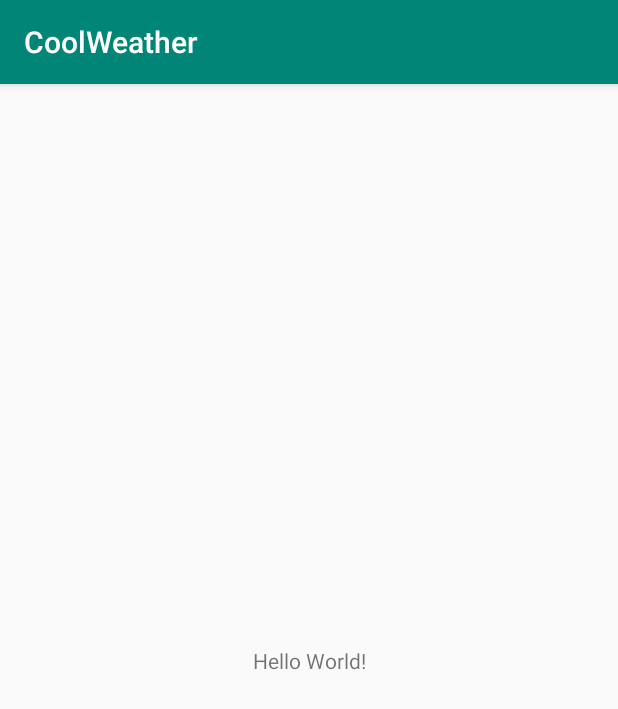
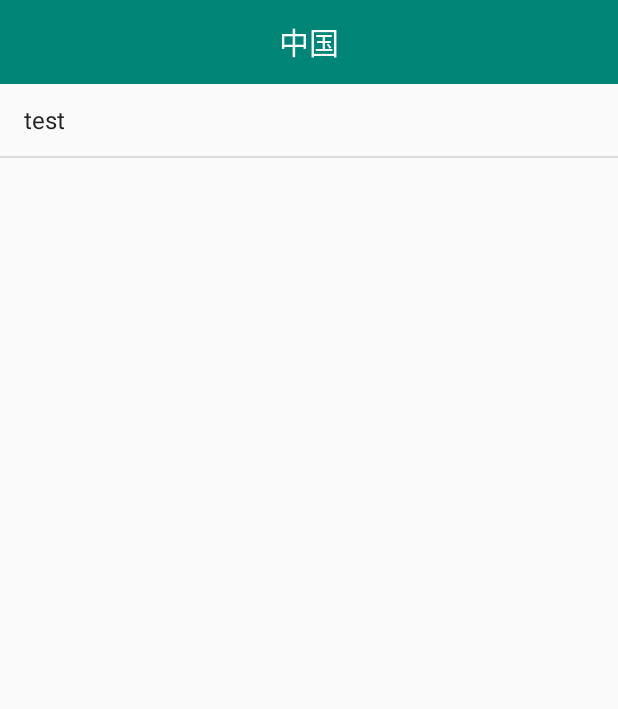
Before and after one commit to coder370/coolweather, an Android app: the screen it shows after launch (MainActivity), on a phone screen of 412 x 824 dp. Shown: the top 709 px of the screen. Run offline under Robolectric (Android 15) with nearby library versions, the phone set to English and light mode, and no system bars; libraries missing offline, so code that uses them is left out: org.litepal.crud; 3 statements that could not run were skipped.

Commit message:
完成遍历省市县三级列表的功能

```diff
--- a/app/src/main/java/com/example/coolweather/MainActivity.java
+++ b/app/src/main/java/com/example/coolweather/MainActivity.java
@@ -3,11 +3,13 @@ package com.example.coolweather;
 import androidx.appcompat.app.AppCompatActivity;
 
 import android.os.Bundle;
+import android.util.Log;
 
 public class MainActivity extends AppCompatActivity {
 
     @Override
     protected void onCreate(Bundle savedInstanceState) {
+        Log.d("TAG", "onCreate:");
         super.onCreate(savedInstanceState);
         setContentView(R.layout.activity_main);
     }
--- /dev/null
+++ b/app/src/main/java/com/example/coolweather/util/ChooseAreaFragment.java
@@ -0,0 +1,246 @@
+package com.example.coolweather.util;
+
+
+import android.app.ProgressDialog;
+import android.content.Context;
+import android.net.ConnectivityManager;
+import android.net.NetworkInfo;
+import android.os.Bundle;
+import android.util.Log;
+import android.view.LayoutInflater;
+import android.view.View;
+import android.view.ViewGroup;
+import android.widget.Adapter;
+import android.widget.AdapterView;
+import android.widget.ArrayAdapter;
+import android.widget.Button;
+import android.widget.ListView;
+import android.widget.TextView;
+import android.widget.Toast;
+
+import androidx.annotation.NonNull;
+import androidx.annotation.Nullable;
+import androidx.fragment.app.Fragment;
+
+import com.example.coolweather.R;
+import com.example.coolweather.db.City;
+import com.example.coolweather.db.County;
+import com.example.coolweather.db.Province;
+
+import org.litepal.crud.DataSupport;
+
+import java.io.IOException;
+import java.util.ArrayList;
+import java.util.List;
+
+import okhttp3.Call;
+import okhttp3.Callback;
+import okhttp3.Response;
+
+
+public class ChooseAreaFragment extends Fragment {
+    public static final int LEVEL_PROVINCE = 0 ;
+    public static final int LEVEL_CITY = 1 ;
+    public static final int LEVEL_COUNTY = 2 ;
+    private ProgressDialog progressDialog ;
+    private TextView titleText ;
+    private Button btn_back ;
+    private ListView listView ;
+    private ArrayAdapter<String> adapter ;
+    private List<String> dataList = new ArrayList<>() ;
+    private List<Province> provinceList ;
+    private List<City> cityList ;
+    private List<County> countyList ;
+    private Province selectedProvince ;
+    private City selectedCity ;
+    private County selectedCounty ;
+    private int currentLevel ;
+
+    private final String TAG = "TAG" ;
+    // 获取控件实例，初始化ArrayAdapter
+    @Nullable
+    @Override
+    public View onCreateView(@NonNull LayoutInflater inflater, @Nullable ViewGroup container, @Nullable Bundle savedInstanceState) {
+        View view = inflater.inflate(R.layout.choose_area,container,false) ;
+        titleText = (TextView) view.findViewById(R.id.titleText) ;
+        btn_back = (Button) view.findViewById(R.id.back_button) ;
+        listView = (ListView)view.findViewById(R.id.list_view) ;
+        dataList.add("test") ;
+        adapter = new ArrayAdapter<String>(getContext(),android.R.layout.simple_list_item_1,dataList) ;
+        listView.setAdapter(adapter);
+        return view ;
+    }
+
+    //
+    @Override
+    public void onActivityCreated(@Nullable Bundle savedInstanceState) {
+        super.onActivityCreated(savedInstanceState);
+        listView.setOnItemClickListener(new AdapterView.OnItemClickListener() {
+            @Override
+            public void onItemClick(AdapterView<?> parent, View view, int position, long id) {
+                if(currentLevel ==  LEVEL_PROVINCE){
+                    selectedProvince = provinceList.get(position) ;
+                    queryCities();
+                }else if(currentLevel == LEVEL_CITY) {
+                    selectedCity = cityList.get(position);
+                    queryCounties();
+                }
+            }
+        });
+        btn_back.setOnClickListener(new View.OnClickListener() {
+            @Override
+            public void onClick(View v) {
+                if(currentLevel==LEVEL_COUNTY){
+                    queryCities();
+                }else if (currentLevel==LEVEL_CITY){
+                    queryProvinces();
+                }
+            }
+        });
+        queryProvinces();
+    }
+
+    private void queryProvinces() {
+        titleText.setText("中国");
+        btn_back.setVisibility(View.GONE);
+        // 从数据库获取所有省份数据
+        provinceList = DataSupport.findAll(Province.class) ;
+        Log.d("TAG", "queryProvinces: province len="+provinceList.size());
+        if(provinceList.size()>0){
+            dataList.clear();
+            for(Province province : provinceList){
+                dataList.add(province.getProvinceName()) ;
+            }
+            Log.d(TAG, "queryProvinces: dataList len = "+dataList.size());
+            adapter.notifyDataSetChanged();
+            listView.setSelection(0);
+            currentLevel = LEVEL_PROVINCE ;
+        }else{
+            String address = "http://guolin.tech/api/china" ;
+            queryFromServer(address,"province") ;
+        }
+    }
+
+    private void queryCities(){
+        titleText.setText(selectedProvince.getProvinceName());
+        btn_back.setVisibility(View.VISIBLE);
+        cityList = DataSupport.where("provinceid = ?",
+                String.valueOf(selectedProvince.getId())).find(City.class) ;
+        if(cityList.size()>0){
+            dataList.clear();
+            for(City city : cityList){
+                dataList.add(city.getCityName()) ;
+            }
+            adapter.notifyDataSetChanged();
+            listView.setSelection(0);
+            currentLevel = LEVEL_CITY ;
+        }else{
+            int provinecCode = selectedProvince.getProvinceCode() ;
+            String address = "http://guolin.tech/api/china/" + provinecCode ;
+            queryFromServer(address,"city");
+        }
+    }
+
+    private void queryCounties(){
+        titleText.setText(selectedCity.getCityName());
+        btn_back.setVisibility(View.VISIBLE);
+        countyList = DataSupport.where("cityid = ?",
+                String.valueOf(selectedCity.getId())).find(County.class) ;
+        if(countyList.size()>0){
+            dataList.clear();
+            Log.d(TAG, "queryCounties: datalist = "+dataList.size());
+            for(County county : countyList){
+                dataList.add(county.getCountryName()) ;
+            }
+            adapter.notifyDataSetChanged();
+            listView.setSelection(0);
+            currentLevel = LEVEL_COUNTY ;
+        }else{
+            int provinceCode = selectedProvince.getProvinceCode() ;
+            int cityCode = selectedCity.getCityCode() ;
+            String address = "http://guolin.tech/api/china/"+provinceCode+"/"+cityCode ;
+            queryFromServer(address,"county");
+        }
+
+    }
+    /*
+    *   根据传入地址address和类型（province、city、county）从服务器上查询省市县数据
+    * */
+    private void queryFromServer(String address,final String type){
+        showProgressDialog();
+        if(isNetworkAvailable(getContext())){
+            Log.d(TAG, "queryFromServer: network is available");
+        }else{
+            Log.d(TAG, "queryFromServer: network is no available");
+        }
+        HttpUtil.sendOkHttpRequest(address, new Callback() {
+            @Override
+            public void onResponse(Call call, Response response) throws IOException {
+                Log.d(TAG, "onResponse: type = "+type);
+                String responseText = response.body().string() ;
+                Log.d(TAG, "onResponse: response = "+responseText);
+                boolean result = false ;
+                if("province".equals(type)){
+                    result = Utility.handleProvinceResponse(responseText) ;
+                }else if("city".equals(type)){
+                    result = Utility.handleCityResponse(responseText,selectedProvince.getId()) ;
+                }else if("county".equals(type)){
+                    result = Utility.handleCountyResponse(responseText,selectedCity.getId()) ;
+                }
+                if(result){
+                    getActivity().runOnUiThread(new Runnable() {
+                        @Override
+                        public void run() {
+                            closeProgressDialog();
+                            if("province".equals(type)){
+                                queryProvinces();
+                            }else if("city".equals(type)){
+                                queryCities();
+                            } else if("conuty".equals(type)) {
+                                queryCounties();
+                            }
+                        }
+                    });
+                }
+            }
+            @Override
+            public void onFailure(Call call, IOException e) {
+                // 通过runOnUiThread回到主线程处理
+                getActivity().runOnUiThread(new Runnable() {
+                    @Override
+                    public void run() {
+                        closeProgressDialog();
+                        Toast.makeText(getContext(),"加载失败....",Toast.LENGTH_LONG).show();
+                    }
+                });
+            }
+
+        });
+    }
+    /*************   显示进度对话框    **************/
+    private void showProgressDialog(){
+        if(progressDialog==null){
+            progressDialog = new ProgressDialog(getActivity()) ;
+            progressDialog.setMessage("正在加载.........");
+            progressDialog.setCanceledOnTouchOutside(false);
+        }
+        progressDialog.show();
+    }
+    /*************   关闭进度对话框    **************/
+    private void closeProgressDialog(){
+        if(progressDialog!=null){
+            progressDialog.dismiss();
+        }
+    }
+    /**************     有无网络连接       *************/
+    public boolean isNetworkAvailable(Context context){
+        ConnectivityManager manager = (ConnectivityManager)context.getApplicationContext()
+                .getSystemService(Context.CONNECTIVITY_SERVICE) ;
+        if(manager == null)
+            return false ;
+        NetworkInfo networkInfo = manager.getActiveNetworkInfo() ;
+        if(networkInfo==null || !networkInfo.isAvailable())
+            return false ;
+        return true ;
+    }
+}
--- /dev/null
+++ b/app/src/main/java/com/example/coolweather/util/HttpUtil.java
@@ -0,0 +1,53 @@
+package com.example.coolweather.util;
+
+import android.content.Context;
+import android.net.ConnectivityManager;
+import android.net.Network;
+import android.net.NetworkInfo;
+import android.util.Log;
+
+import java.io.IOException;
+
+import okhttp3.OkHttpClient;
+import okhttp3.Request;
+import okhttp3.Response;
+
+public class HttpUtil {
+    public static void sendHttpRequest(final String address,final okhttp3.Callback callback){
+
+    }
+    public static void sendOkHttpRequest(final String address, final okhttp3.Callback callback){
+
+        Log.d("TAG", "sendOkHttpRequest: address = "+address);
+//        Log.d("TAG", "run: address = "+address);
+
+        OkHttpClient client = new OkHttpClient() ;
+        Request request = new Request.Builder().url(address).build() ;
+        client.newCall(request).enqueue(callback);
+
+        /*
+        new Thread(new Runnable() {
+            @Override
+            public void run() {
+                final String a = "http://10.0.2.2/get_data.xml" ;
+                OkHttpClient client = new OkHttpClient() ;
+                Request request = new Request.Builder().url(address).build() ;
+                Response response = null ;
+                try {
+                    response = client.newCall(request).execute() ;
+                    String responseData = response.body().string() ;
+                    Log.d("TAG", "sendOkHttpRequest:response "+responseData);
+                } catch (IOException e) {
+                    e.printStackTrace();
+                }
+            }
+        }).start() ;
+        */
+
+        Log.d("TAG", "sendOkHttpRequest: end ....");
+        /*
+        */
+    }
+
+
+}
--- a/app/src/main/res/layout/activity_main.xml
+++ b/app/src/main/res/layout/activity_main.xml
@@ -1,18 +1,11 @@
 <?xml version="1.0" encoding="utf-8"?>
-<androidx.constraintlayout.widget.ConstraintLayout xmlns:android="http://schemas.android.com/apk/res/android"
-    xmlns:app="http://schemas.android.com/apk/res-auto"
-    xmlns:tools="http://schemas.android.com/tools"
+<FrameLayout
+    xmlns:android="http://schemas.android.com/apk/res/android"
     android:layout_width="match_parent"
-    android:layout_height="match_parent"
-    tools:context=".MainActivity">
-
-    <TextView
-        android:layout_width="wrap_content"
-        android:layout_height="wrap_content"
-        android:text="Hello World!"
-        app:layout_constraintBottom_toBottomOf="parent"
-        app:layout_constraintLeft_toLeftOf="parent"
-        app:layout_constraintRight_toRightOf="parent"
-        app:layout_constraintTop_toTopOf="parent" />
-
-</androidx.constraintlayout.widget.ConstraintLayout>
+    android:layout_height="match_parent">
+    <fragment
+        android:id="@+id/choose_area_fragment"
+        android:name="com.example.coolweather.util.ChooseAreaFragment"
+        android:layout_width="match_parent"
+        android:layout_height="match_parent"/>
+</FrameLayout>
--- /dev/null
+++ b/app/src/main/res/layout/choose_area.xml
@@ -0,0 +1,30 @@
+<?xml version="1.0" encoding="utf-8"?>
+<LinearLayout xmlns:android="http://schemas.android.com/apk/res/android"
+    android:orientation="vertical"
+    android:layout_width="match_parent"
+    android:layout_height="match_parent">
+    <RelativeLayout
+        android:layout_width="match_parent"
+        android:layout_height="?attr/actionBarSize"
+        android:background="?attr/colorPrimary">
+        <TextView
+            android:id="@+id/titleText"
+            android:layout_width="wrap_content"
+            android:layout_height="wrap_content"
+            android:layout_centerInParent="true"
+            android:textColor="#fff"
+            android:textSize="20sp"/>
+        <Button
+            android:id="@+id/back_button"
+            android:layout_width="25dp"
+            android:layout_height="25dp"
+            android:layout_marginLeft="10dp"
+            android:layout_alignParentLeft="true"
+            android:layout_centerVertical="true"
+            android:background="@drawable/left"/>
+    </RelativeLayout>
+    <ListView
+        android:id="@+id/list_view"
+        android:layout_width="match_parent"
+        android:layout_height="match_parent"/>
+</LinearLayout>
--- a/app/src/main/res/values/styles.xml
+++ b/app/src/main/res/values/styles.xml
@@ -1,7 +1,7 @@
 <resources>
 
     <!-- Base application theme. -->
-    <style name="AppTheme" parent="Theme.AppCompat.Light.DarkActionBar">
+    <style name="AppTheme" parent="Theme.AppCompat.Light.NoActionBar">
         <!-- Customize your theme here. -->
         <item name="colorPrimary">@color/colorPrimary</item>
         <item name="colorPrimaryDark">@color/colorPrimaryDark</item>
--- /dev/null
+++ b/app/src/main/res/xml/network_security_config.xml
@@ -0,0 +1,4 @@
+<?xml version ="1.0" encoding ="utf-8"?>
+<network-security-config>
+    <base-config cleartextTrafficPermitted="true"/>
+</network-security-config>
```
Also changed, not shown: app/src/main/AndroidManifest.xml (+8 -2 lines), app/src/main/assets/litepal.xml (added, +9 -0 lines), app/src/main/java/com/example/coolweather/db/County.java (+32 -0 lines), app/src/main/java/com/example/coolweather/db/Province.java (+8 -0 lines), app/src/main/java/com/example/coolweather/util/DownloadTask.java (added, +26 -0 lines), app/src/main/java/com/example/coolweather/util/Utility.java (added, +76 -0 lines), app/src/main/res/layout/item.xml (added, +11 -0 lines), app/src/main/res/drawable-v24/left.png (added).
